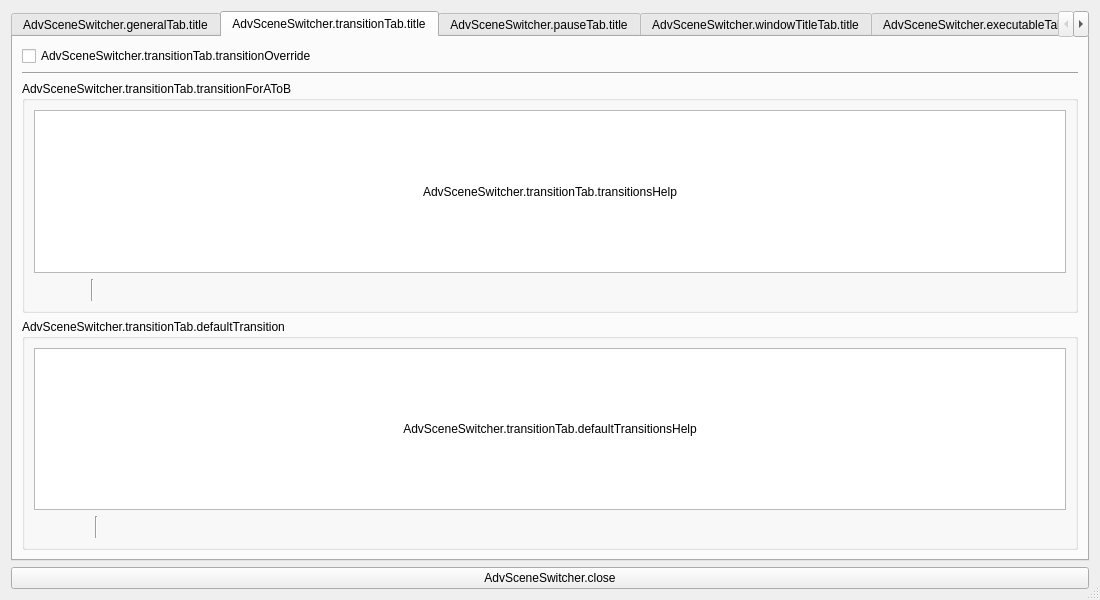
The window that forms/advanced-scene-switcher.ui (WarmUpTill/SceneSwitcher) describes before a commit, drawn with Qt 5.
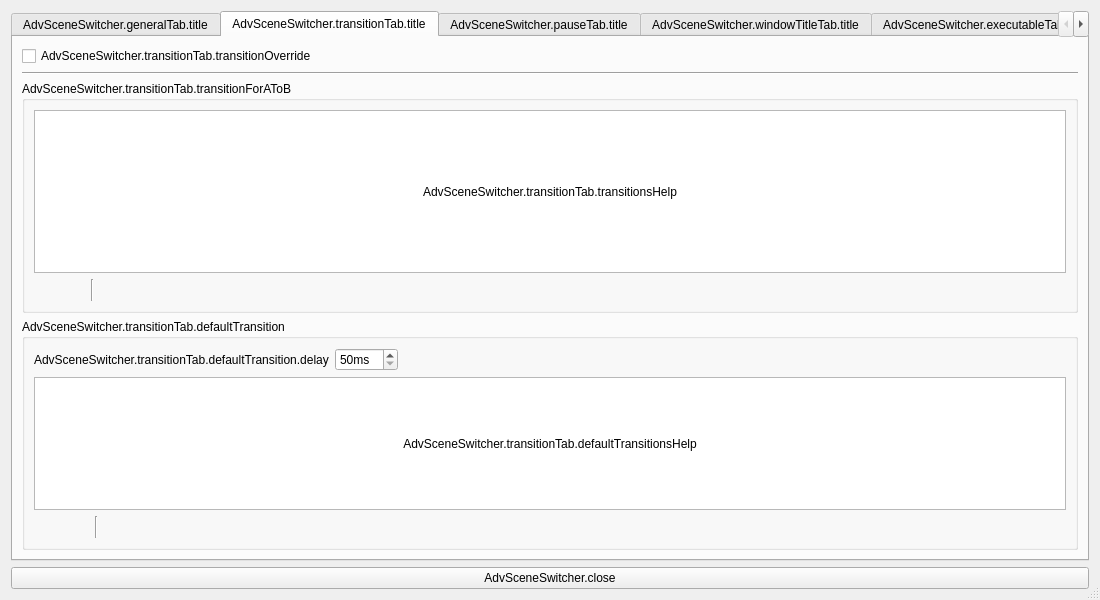
The same window after the commit. The open tabs and pages were chosen to show the change. Icons and pictures are not drawn.

Commit message: Add option to configure default transition delay.

```diff
--- a/forms/advanced-scene-switcher.ui
+++ b/forms/advanced-scene-switcher.ui
@@ -737,6 +737,43 @@
           <string>AdvSceneSwitcher.transitionTab.defaultTransition</string>
          </property>
          <layout class="QVBoxLayout" name="verticalLayout_12">
+          <item>
+           <layout class="QHBoxLayout" name="horizontalLayout_11">
+            <item>
+             <widget class="QLabel" name="label_6">
+              <property name="text">
+               <string>AdvSceneSwitcher.transitionTab.defaultTransition.delay</string>
+              </property>
+             </widget>
+            </item>
+            <item>
+             <widget class="QSpinBox" name="defTransitionDelay">
+              <property name="suffix">
+               <string>ms</string>
+              </property>
+              <property name="minimum">
+               <number>50</number>
+              </property>
+              <property name="maximum">
+               <number>500</number>
+              </property>
+             </widget>
+            </item>
+            <item>
+             <spacer name="horizontalSpacer_9">
+              <property name="orientation">
+               <enum>Qt::Horizontal</enum>
+              </property>
+              <property name="sizeHint" stdset="0">
+               <size>
+                <width>40</width>
+                <height>20</height>
+               </size>
+              </property>
+             </spacer>
+            </item>
+           </layout>
+          </item>
           <item>
            <layout class="QGridLayout" name="gridLayout_10">
             <item row="0" column="0">
```
The commit also changes 5 other files.
